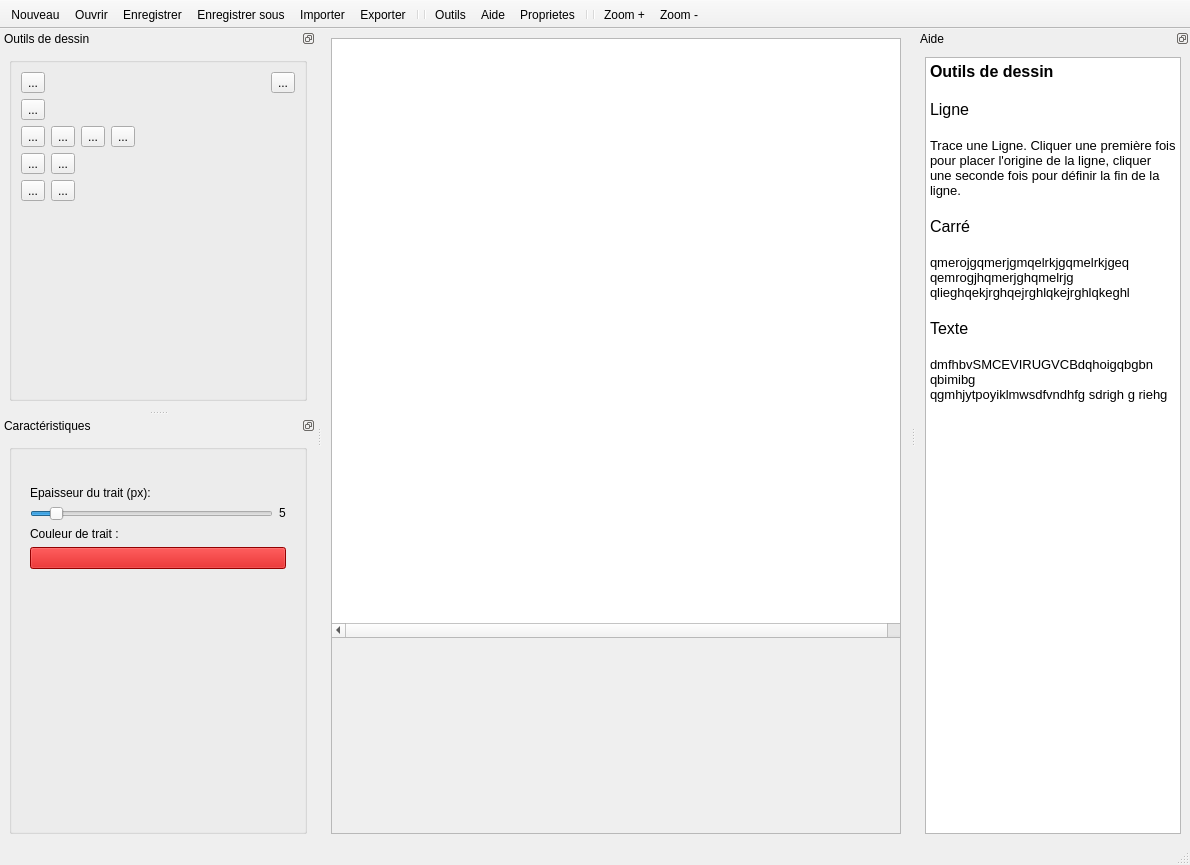
The window that mainwindow.ui (BARRY-JN/M1---vectorial-draw-application) describes before a commit, drawn with Qt 5.
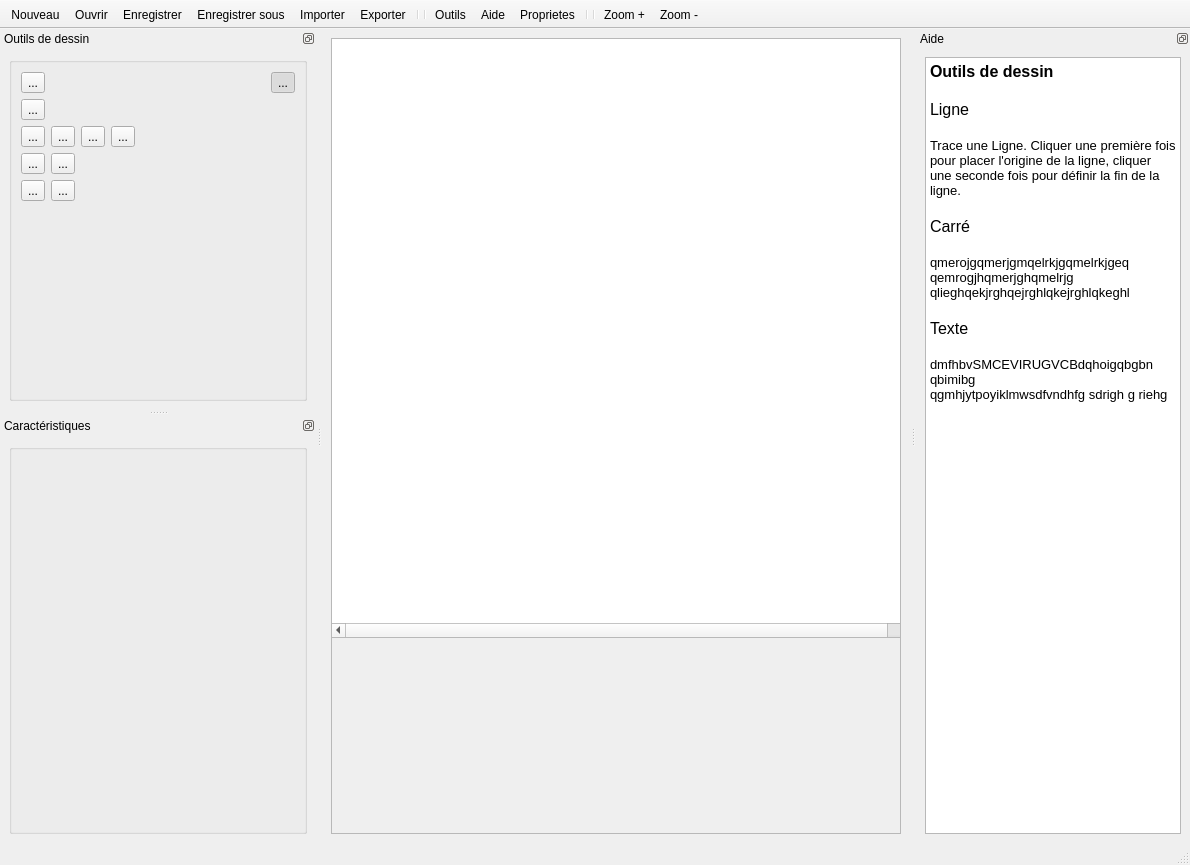
The same window after the commit. The open tabs and pages were chosen to show the change. Icons and pictures are not drawn. Custom widgets are drawn as their Qt base class.

```diff
--- a/mainwindow.ui
+++ b/mainwindow.ui
@@ -503,6 +503,9 @@
               <property name="checkable">
                <bool>true</bool>
               </property>
+              <property name="checked">
+               <bool>true</bool>
+              </property>
               <property name="autoExclusive">
                <bool>true</bool>
               </property>
@@ -838,121 +841,6 @@
             </item>
            </layout>
           </widget>
-          <widget class="QWidget" name="page_2">
-           <property name="sizePolicy">
-            <sizepolicy hsizetype="Expanding" vsizetype="Expanding">
-             <horstretch>0</horstretch>
-             <verstretch>0</verstretch>
-            </sizepolicy>
-           </property>
-           <layout class="QGridLayout" name="gridLayout_7">
-            <item row="0" column="0">
-             <widget class="QLabel" name="label_4">
-              <property name="sizePolicy">
-               <sizepolicy hsizetype="Preferred" vsizetype="Fixed">
-                <horstretch>0</horstretch>
-                <verstretch>0</verstretch>
-               </sizepolicy>
-              </property>
-              <property name="text">
-               <string>Epaisseur du trait (px):</string>
-              </property>
-             </widget>
-            </item>
-            <item row="1" column="0">
-             <layout class="QGridLayout" name="gridLayout_6">
-              <item row="0" column="0">
-               <layout class="QHBoxLayout" name="horizontalLayout_8">
-                <item>
-                 <widget class="QSlider" name="horizontalSlider_2">
-                  <property name="minimum">
-                   <number>1</number>
-                  </property>
-                  <property name="maximum">
-                   <number>50</number>
-                  </property>
-                  <property name="value">
-                   <number>5</number>
-                  </property>
-                  <property name="orientation">
-                   <enum>Qt::Horizontal</enum>
-                  </property>
-                 </widget>
-                </item>
-                <item>
-                 <widget class="QLabel" name="label_11">
-                  <property name="sizePolicy">
-                   <sizepolicy hsizetype="Preferred" vsizetype="Fixed">
-                    <horstretch>0</horstretch>
-                    <verstretch>0</verstretch>
-                   </sizepolicy>
-                  </property>
-                  <property name="text">
-                   <string>5</string>
-                  </property>
-                 </widget>
-                </item>
-               </layout>
-              </item>
-              <item row="1" column="0">
-               <layout class="QVBoxLayout" name="verticalLayout_9">
-                <item>
-                 <widget class="QLabel" name="label_5">
-                  <property name="sizePolicy">
-                   <sizepolicy hsizetype="Preferred" vsizetype="Fixed">
-                    <horstretch>0</horstretch>
-                    <verstretch>0</verstretch>
-                   </sizepolicy>
-                  </property>
-                  <property name="text">
-                   <string>Couleur de trait :</string>
-                  </property>
-                 </widget>
-                </item>
-                <item>
-                 <widget class="QPushButton" name="strokeColorButton">
-                  <property name="sizePolicy">
-                   <sizepolicy hsizetype="Expanding" vsizetype="Fixed">
-                    <horstretch>0</horstretch>
-                    <verstretch>0</verstretch>
-                   </sizepolicy>
-                  </property>
-                  <property name="autoFillBackground">
-                   <bool>false</bool>
-                  </property>
-                  <property name="styleSheet">
-                   <string notr="true">background-color: rgb(204, 0, 0);</string>
-                  </property>
-                  <property name="text">
-                   <string/>
-                  </property>
-                  <property name="default">
-                   <bool>false</bool>
-                  </property>
-                  <property name="flat">
-                   <bool>false</bool>
-                  </property>
-                 </widget>
-                </item>
-                <item>
-                 <spacer name="verticalSpacer">
-                  <property name="orientation">
-                   <enum>Qt::Vertical</enum>
-                  </property>
-                  <property name="sizeHint" stdset="0">
-                   <size>
-                    <width>20</width>
-                    <height>40</height>
-                   </size>
-                  </property>
-                 </spacer>
-                </item>
-               </layout>
-              </item>
-             </layout>
-            </item>
-           </layout>
-          </widget>
           <widget class="QWidget" name="page_3">
            <property name="sizePolicy">
             <sizepolicy hsizetype="Expanding" vsizetype="Expanding">
```
Left out of the diff: 47 changed lines with no effect on the pictures.
